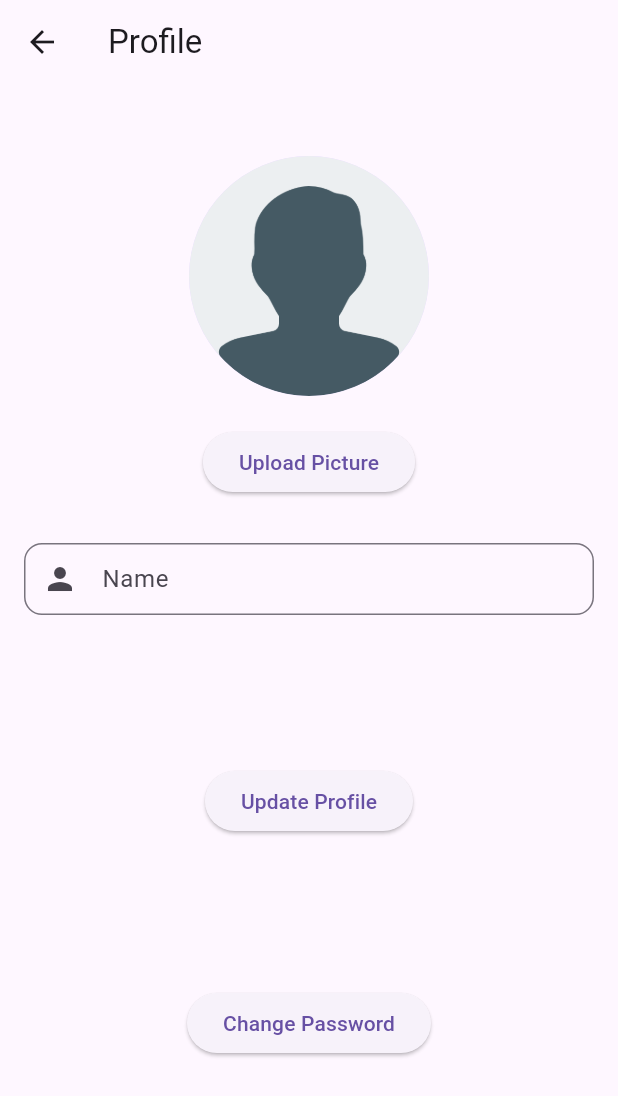
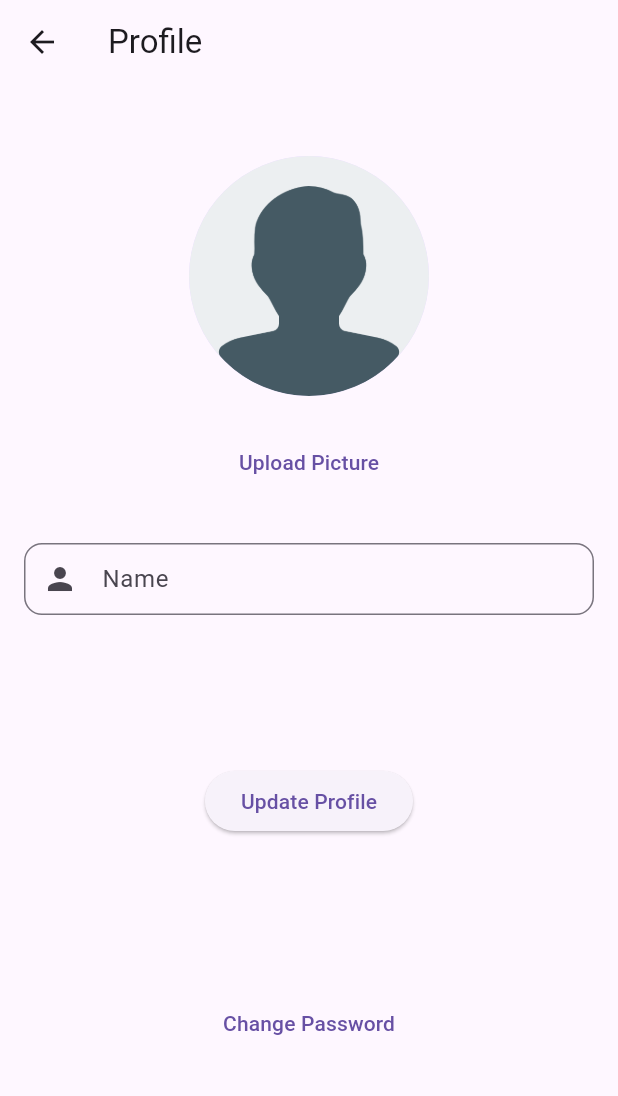
Before and after one commit to sagexfors/basicprog, a Flutter app: the ProfilePage screen opened directly, on a phone screen of 412 x 824 dp. Shown: the top 1096 px of the screen. Run offline on Flutter 3.47's test engine with Material 2 defaults, Android fonts, the light colour scheme and no system bars; our stand-ins replace cloud_firestore, firebase_auth, firebase_core, firebase_storage, flutter_svg, image_picker; accounts and stored records are empty; generated files the repository leaves out were written again.

Commit message:
use only one ElevatedButton

```diff
--- a/lib/Pages/profile_page.dart
+++ b/lib/Pages/profile_page.dart
@@ -60,7 +60,7 @@ class _ProfilePageState extends State<ProfilePage> {
                             backgroundImage: NetworkImage(imageUrl),
                           ),
                           const SizedBox(height: 20),
-                          ElevatedButton(
+                          TextButton(
                             onPressed: userState.removeProfilePicture,
                             child: const Text('Remove Picture'),
                           ),
@@ -78,7 +78,7 @@ class _ProfilePageState extends State<ProfilePage> {
                 },
               ),
               const SizedBox(height: 20),
-              ElevatedButton(
+              TextButton(
                 onPressed: userState.uploadImage,
                 child: const Text('Upload Picture'),
               ),
@@ -95,7 +95,7 @@ class _ProfilePageState extends State<ProfilePage> {
                 child: const Text('Update Profile'),
               ),
               const SizedBox(height: 100),
-              ElevatedButton(
+              TextButton(
                 onPressed: () {
                   Navigator.push(
                     context,
```
